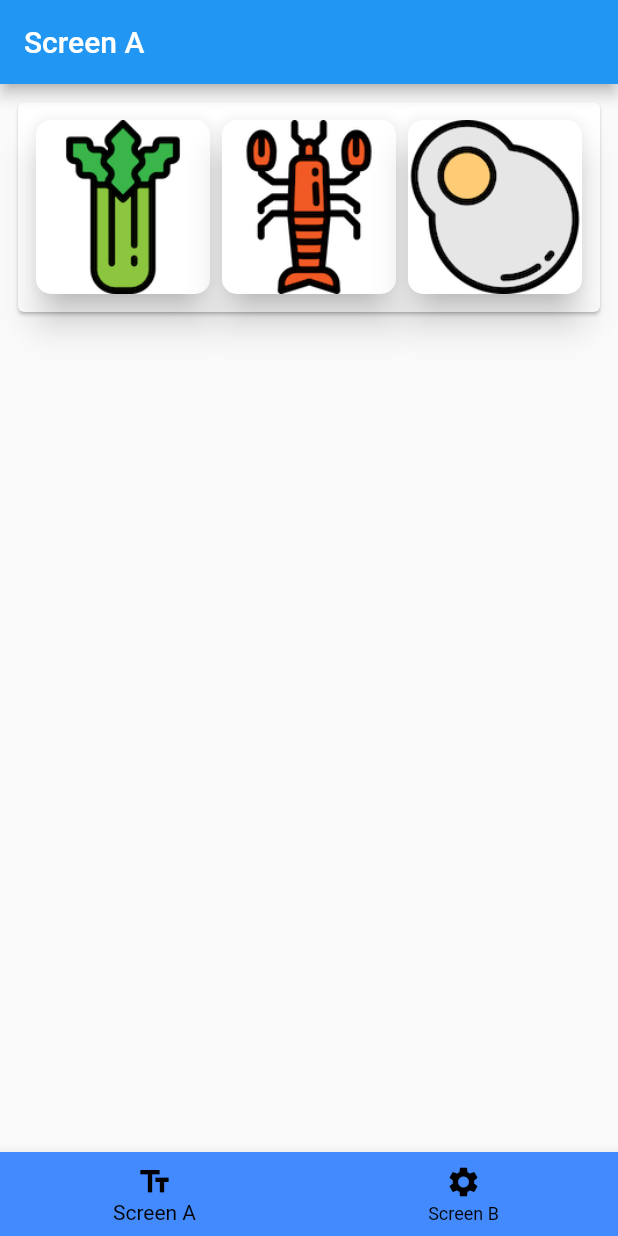
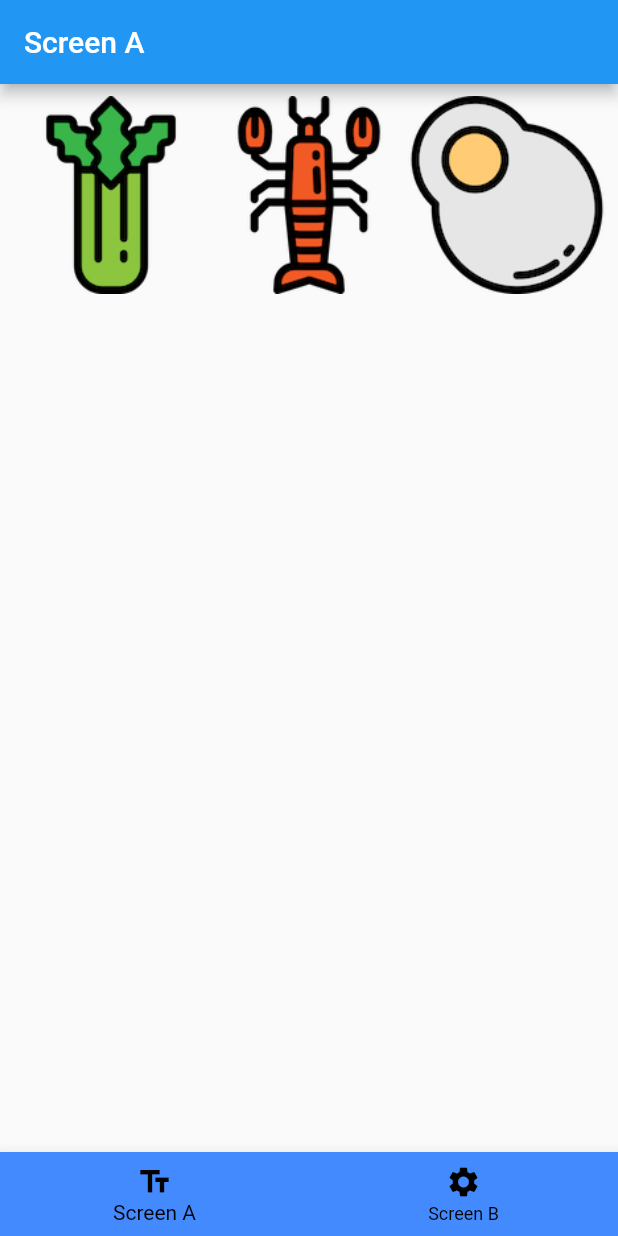
Before and after one commit to hadleycode/flutter_hero_bug, a Flutter app: the screen it shows after launch, on a phone screen of 412 x 824 dp. Run offline on Flutter 3.47's test engine with Material 2 defaults, Android fonts, the phone set to English and light mode, and no system bars.

Commit message:
simplify screen A widget tree

```diff
--- a/lib/screen_a.dart
+++ b/lib/screen_a.dart
@@ -8,25 +8,12 @@ class ScreenA extends StatefulWidget {
 }
 
 class _ScreenAState extends State<ScreenA> {
-  List<Column> selectedImages() {
-    List<Column> selectedImages = [];
+  List<Widget> selectedImages() {
+    List<Widget> selectedImages = [];
 
     for (int index = 1; index < 4; index++) {
-      Column item = Column(
-        children: <Widget>[
-          Expanded(
-            child: Card(
-              shape: RoundedRectangleBorder(
-                borderRadius: BorderRadius.circular(10),
-              ),
-              elevation: 10,
-              child: Hero(
-                  tag: 'image$index',
-                  child: Image.asset('assets/images/$index.png')),
-            ),
-          ),
-        ],
-      );
+      Widget item = Hero(
+          tag: 'image$index', child: Image.asset('assets/images/$index.png'));
       selectedImages.add(item);
     }
     return selectedImages;
@@ -39,16 +26,6 @@ class _ScreenAState extends State<ScreenA> {
         title: Text('Screen A'),
       ),
       body: SafeArea(
-        child: Padding(
-          padding: const EdgeInsets.all(8.0),
-          child: Scrollbar(
-            child: SingleChildScrollView(
-              child: Column(
-                mainAxisSize: MainAxisSize.min,
-                crossAxisAlignment: CrossAxisAlignment.start,
-                children: [
-                  Flexible(
-                    child: Card(
         child: GridView.count(
           primary: false,
           shrinkWrap: true,
@@ -57,13 +34,6 @@ class _ScreenAState extends State<ScreenA> {
           padding: EdgeInsets.all(8),
         ),
       ),
-                  )
-                ],
-              ),
-            ),
-          ),
-        ),
-      ),
     );
   }
 }
```
Lines whose indentation alone changed are shown as unchanged.
